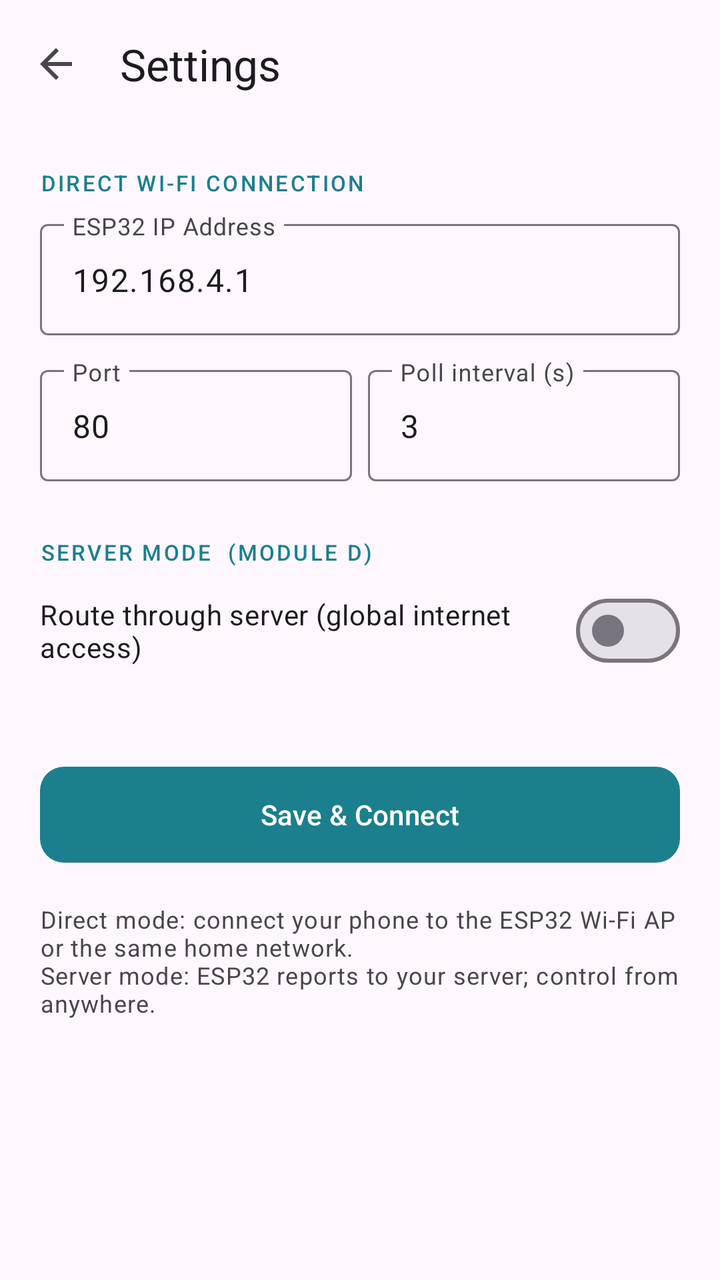
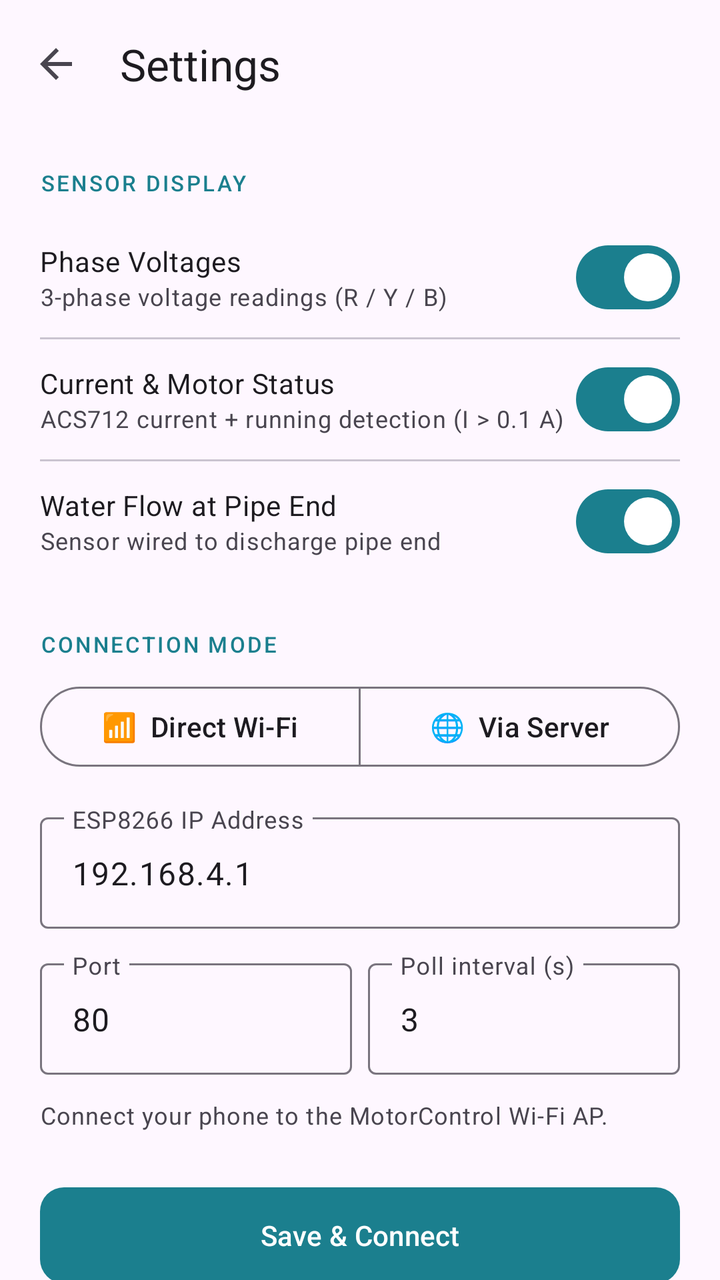

Compare the two renders of this Android layout. The source of the first and the diff that turns it into the second are given below.
<!-- AndroidManifest.xml: application theme Theme.MotorDrive -->
<!-- res/layout/fragment_settings.xml -->
<?xml version="1.0" encoding="utf-8"?>
<androidx.coordinatorlayout.widget.CoordinatorLayout
    xmlns:android="http://schemas.android.com/apk/res/android"
    xmlns:app="http://schemas.android.com/apk/res-auto"
    android:layout_width="match_parent"
    android:layout_height="match_parent"
    android:background="?attr/colorSurface">

    <com.google.android.material.appbar.AppBarLayout
        android:layout_width="match_parent"
        android:layout_height="wrap_content">

        <com.google.android.material.appbar.MaterialToolbar
            android:id="@+id/toolbar"
            android:layout_width="match_parent"
            android:layout_height="?attr/actionBarSize"
            app:title="Settings"
            app:navigationIcon="@drawable/ic_arrow_back" />
    </com.google.android.material.appbar.AppBarLayout>

    <androidx.core.widget.NestedScrollView
        android:layout_width="match_parent"
        android:layout_height="match_parent"
        app:layout_behavior="@string/appbar_scrolling_view_behavior">

        <LinearLayout
            android:layout_width="match_parent"
            android:layout_height="wrap_content"
            android:orientation="vertical"
            android:padding="20dp">

            
            <TextView
                android:layout_width="match_parent"
                android:layout_height="wrap_content"
                android:text="DIRECT WI-FI CONNECTION"
                android:textAppearance="?attr/textAppearanceLabelSmall"
                android:textColor="?attr/colorPrimary"
                android:letterSpacing="0.1"
                android:layout_marginBottom="8dp" />

            <com.google.android.material.textfield.TextInputLayout
                android:id="@+id/ipLayout"
                android:layout_width="match_parent"
                android:layout_height="wrap_content"
                android:hint="ESP32 IP Address"
                android:layout_marginBottom="12dp"
                style="@style/Widget.Material3.TextInputLayout.OutlinedBox">
                <com.google.android.material.textfield.TextInputEditText
                    android:id="@+id/editIp"
                    android:layout_width="match_parent"
                    android:layout_height="wrap_content"
                    android:inputType="text"
                    android:imeOptions="actionNext"
                    android:text="192.168.4.1" />
            </com.google.android.material.textfield.TextInputLayout>

            <LinearLayout
                android:layout_width="match_parent"
                android:layout_height="wrap_content"
                android:orientation="horizontal"
                android:layout_marginBottom="12dp">

                <com.google.android.material.textfield.TextInputLayout
                    android:id="@+id/portLayout"
                    android:layout_width="0dp"
                    android:layout_height="wrap_content"
                    android:layout_weight="1"
                    android:layout_marginEnd="8dp"
                    android:hint="Port"
                    style="@style/Widget.Material3.TextInputLayout.OutlinedBox">
                    <com.google.android.material.textfield.TextInputEditText
                        android:id="@+id/editPort"
                        android:layout_width="match_parent"
                        android:layout_height="wrap_content"
                        android:inputType="number"
                        android:imeOptions="actionNext"
                        android:text="80" />
                </com.google.android.material.textfield.TextInputLayout>

                <com.google.android.material.textfield.TextInputLayout
                    android:layout_width="0dp"
                    android:layout_height="wrap_content"
                    android:layout_weight="1"
                    android:hint="Poll interval (s)"
                    style="@style/Widget.Material3.TextInputLayout.OutlinedBox">
                    <com.google.android.material.textfield.TextInputEditText
                        android:id="@+id/editPollInterval"
                        android:layout_width="match_parent"
                        android:layout_height="wrap_content"
                        android:inputType="number"
                        android:imeOptions="actionNext"
                        android:text="3" />
                </com.google.android.material.textfield.TextInputLayout>
            </LinearLayout>

            
            <LinearLayout
                android:id="@+id/serverModeSection"
                android:layout_width="match_parent"
                android:layout_height="wrap_content"
                android:orientation="vertical"
                android:layout_marginTop="16dp">

                <TextView
                    android:layout_width="match_parent"
                    android:layout_height="wrap_content"
                    android:text="SERVER MODE  (MODULE D)"
                    android:textAppearance="?attr/textAppearanceLabelSmall"
                    android:textColor="?attr/colorPrimary"
                    android:letterSpacing="0.1"
                    android:layout_marginBottom="8dp" />

                <com.google.android.material.materialswitch.MaterialSwitch
                    android:id="@+id/switchServerMode"
                    android:layout_width="match_parent"
                    android:layout_height="wrap_content"
                    android:text="Route through server (global internet access)"
                    android:layout_marginBottom="12dp" />

                <com.google.android.material.textfield.TextInputLayout
                    android:id="@+id/serverUrlLayout"
                    android:layout_width="match_parent"
                    android:layout_height="wrap_content"
                    android:hint="Server URL  (e.g. http://yourserver.com:8080)"
                    android:visibility="gone"
                    style="@style/Widget.Material3.TextInputLayout.OutlinedBox">
                    <com.google.android.material.textfield.TextInputEditText
                        android:id="@+id/editServerUrl"
                        android:layout_width="match_parent"
                        android:layout_height="wrap_content"
                        android:inputType="textUri"
                        android:imeOptions="actionDone" />
                </com.google.android.material.textfield.TextInputLayout>

            </LinearLayout>

            
            <com.google.android.material.button.MaterialButton
                android:id="@+id/btnSave"
                android:layout_width="match_parent"
                android:layout_height="56dp"
                android:text="Save &amp; Connect"
                android:layout_marginTop="28dp"
                app:cornerRadius="12dp"
                style="@style/Widget.Material3.Button" />

            
            <TextView
                android:layout_width="match_parent"
                android:layout_height="wrap_content"
                android:text="Direct mode: connect your phone to the ESP32 Wi-Fi AP or the same home network.\nServer mode: ESP32 reports to your server; control from anywhere."
                android:textAppearance="?attr/textAppearanceBodySmall"
                android:textColor="?attr/colorOnSurfaceVariant"
                android:layout_marginTop="16dp" />

        </LinearLayout>
    </androidx.core.widget.NestedScrollView>
</androidx.coordinatorlayout.widget.CoordinatorLayout>
<!-- resources referenced by this layout -->
<resources>
  <!-- drawable ic_arrow_back (drawable) -->
  <vector xmlns:android="http://schemas.android.com/apk/res/android"
      android:width="24dp" android:height="24dp"
      android:viewportWidth="24" android:viewportHeight="24"
      android:tint="?attr/colorControlNormal">
    <path android:fillColor="@android:color/white"
      android:pathData="M20,11H7.83l5.59,-5.59L12,4l-8,8 8,8 1.41,-1.41L7.83,13H20v-2z"/>
  </vector>
  <style name="Theme.MotorDrive" parent="Theme.Material3.DayNight.NoActionBar">
          
          <item name="colorPrimary">@color/md_theme_seed</item>
          <item name="colorOnPrimary">#FFFFFF</item>
          <item name="colorPrimaryContainer">#CBE9ED</item>
          <item name="colorOnPrimaryContainer">#001F26</item>
          <item name="colorSecondary">#1A3A5C</item>
          <item name="colorOnSecondary">#FFFFFF</item>
          <item name="android:statusBarColor">?attr/colorPrimary</item>
          <item name="android:navigationBarColor">?attr/colorSurface</item>
      </style>
  <color name="md_theme_seed">#1B7F8E</color>
</resources>

<!-- the commit's change to res/layout/fragment_settings.xml (unified diff, before → after) -->
@@ -7,6 +7,7 @@
     android:background="?attr/colorSurface">
 
     <com.google.android.material.appbar.AppBarLayout
+        android:id="@+id/appBarLayout"
         android:layout_width="match_parent"
         android:layout_height="wrap_content">
 
@@ -30,100 +31,261 @@
             android:padding="20dp">
 
             
+            
+            
+            
+            <LinearLayout
+                android:id="@+id/sensorDisplaySection"
+                android:layout_width="match_parent"
+                android:layout_height="wrap_content"
+                android:orientation="vertical"
+                android:layout_marginBottom="24dp">
+
+                <TextView
+                    android:layout_width="match_parent"
+                    android:layout_height="wrap_content"
+                    android:text="SENSOR DISPLAY"
+                    android:textAppearance="?attr/textAppearanceLabelSmall"
+                    android:textColor="?attr/colorPrimary"
+                    android:letterSpacing="0.1"
+                    android:layout_marginBottom="10dp" />
+
+                
+                <LinearLayout
+                    android:id="@+id/sensorVoltageRow"
+                    android:layout_width="match_parent"
+                    android:layout_height="wrap_content"
+                    android:orientation="horizontal"
+                    android:gravity="center_vertical"
+                    android:paddingVertical="6dp">
+
+                    <LinearLayout
+                        android:layout_width="0dp"
+                        android:layout_height="wrap_content"
+                        android:layout_weight="1"
+                        android:orientation="vertical">
+
+                        <TextView
+                            android:layout_width="wrap_content"
+                            android:layout_height="wrap_content"
+                            android:text="Phase Voltages"
+                            android:textAppearance="?attr/textAppearanceBodyMedium" />
+
+                        <TextView
+                            android:layout_width="wrap_content"
+                            android:layout_height="wrap_content"
+                            android:text="3-phase voltage readings (R / Y / B)"
+                            android:textAppearance="?attr/textAppearanceBodySmall"
+                            android:textColor="?attr/colorOnSurfaceVariant" />
+                    </LinearLayout>
+
+                    <com.google.android.material.materialswitch.MaterialSwitch
+                        android:id="@+id/switchShowVoltage"
+                        android:layout_width="wrap_content"
+                        android:layout_height="wrap_content"
+                        android:checked="true" />
+                </LinearLayout>
+
+                <com.google.android.material.divider.MaterialDivider
+                    android:layout_width="match_parent"
+                    android:layout_height="1dp" />
+
+                
+                <LinearLayout
+                    android:id="@+id/sensorCurrentRow"
+                    android:layout_width="match_parent"
+                    android:layout_height="wrap_content"
+                    android:orientation="horizontal"
+                    android:gravity="center_vertical"
+                    android:paddingVertical="6dp">
+
+                    <LinearLayout
+                        android:layout_width="0dp"
+                        android:layout_height="wrap_content"
+                        android:layout_weight="1"
+                        android:orientation="vertical">
+
+                        <TextView
+                            android:layout_width="wrap_content"
+                            android:layout_height="wrap_content"
+                            android:text="Current &amp; Motor Status"
+                            android:textAppearance="?attr/textAppearanceBodyMedium" />
+
+                        <TextView
+                            android:layout_width="wrap_content"
+                            android:layout_height="wrap_content"
+                            android:text="ACS712 current + running detection (I &gt; 0.1 A)"
+                            android:textAppearance="?attr/textAppearanceBodySmall"
+                            android:textColor="?attr/colorOnSurfaceVariant" />
+                    </LinearLayout>
+
+                    <com.google.android.material.materialswitch.MaterialSwitch
+                        android:id="@+id/switchShowCurrent"
+                        android:layout_width="wrap_content"
+                        android:layout_height="wrap_content"
+                        android:checked="true" />
+                </LinearLayout>
+
+                <com.google.android.material.divider.MaterialDivider
+                    android:layout_width="match_parent"
+                    android:layout_height="1dp" />
+
+                
+                <LinearLayout
+                    android:id="@+id/sensorWaterRow"
+                    android:layout_width="match_parent"
+                    android:layout_height="wrap_content"
+                    android:orientation="horizontal"
+                    android:gravity="center_vertical"
+                    android:paddingVertical="6dp">
+
+                    <LinearLayout
+                        android:layout_width="0dp"
+                        android:layout_height="wrap_content"
+                        android:layout_weight="1"
+                        android:orientation="vertical">
+
+                        <TextView
+                            android:layout_width="wrap_content"
+                            android:layout_height="wrap_content"
+                            android:text="Water Flow at Pipe End"
+                            android:textAppearance="?attr/textAppearanceBodyMedium" />
+
+                        <TextView
+                            android:layout_width="wrap_content"
+                            android:layout_height="wrap_content"
+                            android:text="Sensor wired to discharge pipe end"
+                            android:textAppearance="?attr/textAppearanceBodySmall"
+                            android:textColor="?attr/colorOnSurfaceVariant" />
+                    </LinearLayout>
+
+                    <com.google.android.material.materialswitch.MaterialSwitch
+                        android:id="@+id/switchShowWater"
+                        android:layout_width="wrap_content"
+                        android:layout_height="wrap_content"
+                        android:checked="true" />
+                </LinearLayout>
+            </LinearLayout>
+
+            
+            
+            
             <TextView
                 android:layout_width="match_parent"
                 android:layout_height="wrap_content"
-                android:text="DIRECT WI-FI CONNECTION"
+                android:text="CONNECTION MODE"
                 android:textAppearance="?attr/textAppearanceLabelSmall"
                 android:textColor="?attr/colorPrimary"
                 android:letterSpacing="0.1"
-                android:layout_marginBottom="8dp" />
-
-            <com.google.android.material.textfield.TextInputLayout
-                android:id="@+id/ipLayout"
-                android:layout_width="match_parent"
-                android:layout_height="wrap_content"
-                android:hint="ESP32 IP Address"
-                android:layout_marginBottom="12dp"
-                style="@style/Widget.Material3.TextInputLayout.OutlinedBox">
-                <com.google.android.material.textfield.TextInputEditText
-                    android:id="@+id/editIp"
-                    android:layout_width="match_parent"
-                    android:layout_height="wrap_content"
-                    android:inputType="text"
-                    android:imeOptions="actionNext"
-                    android:text="192.168.4.1" />
-            </com.google.android.material.textfield.TextInputLayout>
-
+                android:layout_marginBottom="10dp" />
+
+            <com.google.android.material.button.MaterialButtonToggleGroup
+                android:id="@+id/toggleConnectionMode"
+                android:layout_width="match_parent"
+                android:layout_height="wrap_content"
+                android:layout_marginBottom="16dp"
+                app:singleSelection="true"
+                app:selectionRequired="true">
+
+                <com.google.android.material.button.MaterialButton
+                    android:id="@+id/btnDirectWifi"
+                    android:layout_width="0dp"
+                    android:layout_height="wrap_content"
+                    android:layout_weight="1"
+                    android:text="📶  Direct Wi-Fi"
+                    style="@style/Widget.Material3.Button.OutlinedButton" />
+
+                <com.google.android.material.button.MaterialButton
+                    android:id="@+id/btnServerMode"
+                    android:layout_width="0dp"
+                    android:layout_height="wrap_content"
+                    android:layout_weight="1"
+                    android:text="🌐  Via Server"
+                    style="@style/Widget.Material3.Button.OutlinedButton" />
+            </com.google.android.material.button.MaterialButtonToggleGroup>
+
+            
             <LinearLayout
-                android:layout_width="match_parent"
-                android:layout_height="wrap_content"
-                android:orientation="horizontal"
-                android:layout_marginBottom="12dp">
+                android:id="@+id/directWifiSection"
+                android:layout_width="match_parent"
+                android:layout_height="wrap_content"
+                android:orientation="vertical">
 
                 <com.google.android.material.textfield.TextInputLayout
-                    android:id="@+id/portLayout"
-                    android:layout_width="0dp"
-                    android:layout_height="wrap_content"
-                    android:layout_weight="1"
-                    android:layout_marginEnd="8dp"
-                    android:hint="Port"
+                    android:id="@+id/ipLayout"
+                    android:layout_width="match_parent"
+                    android:layout_height="wrap_content"
+                    android:hint="ESP8266 IP Address"
+                    android:layout_marginBottom="12dp"
                     style="@style/Widget.Material3.TextInputLayout.OutlinedBox">
                     <com.google.android.material.textfield.TextInputEditText
-                        android:id="@+id/editPort"
+                        android:id="@+id/editIp"
                         android:layout_width="match_parent"
                         android:layout_height="wrap_content"
-                        android:inputType="number"
+                        android:inputType="text"
                         android:imeOptions="actionNext"
-                        android:text="80" />
+                        android:text="192.168.4.1" />
                 </com.google.android.material.textfield.TextInputLayout>
 
-                <com.google.android.material.textfield.TextInputLayout
-                    android:layout_width="0dp"
-                    android:layout_height="wrap_content"
-                    android:layout_weight="1"
-                    android:hint="Poll interval (s)"
-                    style="@style/Widget.Material3.TextInputLayout.OutlinedBox">
-                    <com.google.android.material.textfield.TextInputEditText
-                        android:id="@+id/editPollInterval"
-                        android:layout_width="match_parent"
-                        android:layout_height="wrap_content"
-                        android:inputType="number"
-                        android:imeOptions="actionNext"
-                        android:text="3" />
-                </com.google.android.material.textfield.TextInputLayout>
+                <LinearLayout
+                    android:layout_width="match_parent"
+                    android:layout_height="wrap_content"
+                    android:orientation="horizontal"
+                    android:layout_marginBottom="12dp">
+
+                    <com.google.android.material.textfield.TextInputLayout
+                        android:layout_width="0dp"
+                        android:layout_height="wrap_content"
+                        android:layout_weight="1"
+                        android:layout_marginEnd="8dp"
+                        android:hint="Port"
+                        style="@style/Widget.Material3.TextInputLayout.OutlinedBox">
+                        <com.google.android.material.textfield.TextInputEditText
+                            android:id="@+id/editPort"
+                            android:layout_width="match_parent"
+                            android:layout_height="wrap_content"
+                            android:inputType="number"
+                            android:text="80" />
+                    </com.google.android.material.textfield.TextInputLayout>
+
+                    <com.google.android.material.textfield.TextInputLayout
+                        android:layout_width="0dp"
+                        android:layout_height="wrap_content"
+                        android:layout_weight="1"
+                        android:hint="Poll interval (s)"
+                        style="@style/Widget.Material3.TextInputLayout.OutlinedBox">
+                        <com.google.android.material.textfield.TextInputEditText
+                            android:id="@+id/editPollInterval"
+                            android:layout_width="match_parent"
+                            android:layout_height="wrap_content"
+                            android:inputType="number"
+                            android:text="3" />
+                    </com.google.android.material.textfield.TextInputLayout>
+                </LinearLayout>
+
+                <TextView
+                    android:layout_width="match_parent"
+                    android:layout_height="wrap_content"
+                    android:text="Connect your phone to the MotorControl Wi-Fi AP."
+                    android:textAppearance="?attr/textAppearanceBodySmall"
+                    android:textColor="?attr/colorOnSurfaceVariant"
+                    android:layout_marginBottom="16dp" />
             </LinearLayout>
 
             
             <LinearLayout
-                android:id="@+id/serverModeSection"
+                android:id="@+id/serverSection"
                 android:layout_width="match_parent"
                 android:layout_height="wrap_content"
                 android:orientation="vertical"
-                android:layout_marginTop="16dp">
-
-                <TextView
-                    android:layout_width="match_parent"
-                    android:layout_height="wrap_content"
-                    android:text="SERVER MODE  (MODULE D)"
-                    android:textAppearance="?attr/textAppearanceLabelSmall"
-                    android:textColor="?attr/colorPrimary"
-                    android:letterSpacing="0.1"
-                    android:layout_marginBottom="8dp" />
-
-                <com.google.android.material.materialswitch.MaterialSwitch
-                    android:id="@+id/switchServerMode"
-                    android:layout_width="match_parent"
-                    android:layout_height="wrap_content"
-                    android:text="Route through server (global internet access)"
-                    android:layout_marginBottom="12dp" />
+                android:visibility="gone">
 
                 <com.google.android.material.textfield.TextInputLayout
                     android:id="@+id/serverUrlLayout"
                     android:layout_width="match_parent"
                     android:layout_height="wrap_content"
                     android:hint="Server URL  (e.g. http://yourserver.com:8080)"
-                    android:visibility="gone"
+                    android:layout_marginBottom="12dp"
                     style="@style/Widget.Material3.TextInputLayout.OutlinedBox">
                     <com.google.android.material.textfield.TextInputEditText
                         android:id="@+id/editServerUrl"
@@ -133,6 +295,13 @@
                         android:imeOptions="actionDone" />
                 </com.google.android.material.textfield.TextInputLayout>
 
+                <TextView
+                    android:layout_width="match_parent"
+                    android:layout_height="wrap_content"
+                    android:text="ESP8266 connects to home Wi-Fi and forwards data to your server."
+                    android:textAppearance="?attr/textAppearanceBodySmall"
+                    android:textColor="?attr/colorOnSurfaceVariant"
+                    android:layout_marginBottom="16dp" />
             </LinearLayout>
 
             
@@ -141,18 +310,9 @@
                 android:layout_width="match_parent"
                 android:layout_height="56dp"
                 android:text="Save &amp; Connect"
-                android:layout_marginTop="28dp"
+                android:layout_marginTop="8dp"
                 app:cornerRadius="12dp"
                 style="@style/Widget.Material3.Button" />
-
-            
-            <TextView
-                android:layout_width="match_parent"
-                android:layout_height="wrap_content"
-                android:text="Direct mode: connect your phone to the ESP32 Wi-Fi AP or the same home network.\nServer mode: ESP32 reports to your server; control from anywhere."
-                android:textAppearance="?attr/textAppearanceBodySmall"
-                android:textColor="?attr/colorOnSurfaceVariant"
-                android:layout_marginTop="16dp" />
 
         </LinearLayout>
     </androidx.core.widget.NestedScrollView>
<!-- resource entries referenced after the edit -->
@@ -9,15 +9,16 @@
       android:pathData="M20,11H7.83l5.59,-5.59L12,4l-8,8 8,8 1.41,-1.41L7.83,13H20v-2z"/>
   </vector>
   <style name="Theme.MotorDrive" parent="Theme.Material3.DayNight.NoActionBar">
-          
           <item name="colorPrimary">@color/md_theme_seed</item>
           <item name="colorOnPrimary">#FFFFFF</item>
           <item name="colorPrimaryContainer">#CBE9ED</item>
           <item name="colorOnPrimaryContainer">#001F26</item>
           <item name="colorSecondary">#1A3A5C</item>
           <item name="colorOnSecondary">#FFFFFF</item>
-          <item name="android:statusBarColor">?attr/colorPrimary</item>
+          
+          <item name="android:statusBarColor">@android:color/transparent</item>
           <item name="android:navigationBarColor">?attr/colorSurface</item>
+          <item name="android:windowLightStatusBar">false</item>
       </style>
   <color name="md_theme_seed">#1B7F8E</color>
 </resources>
